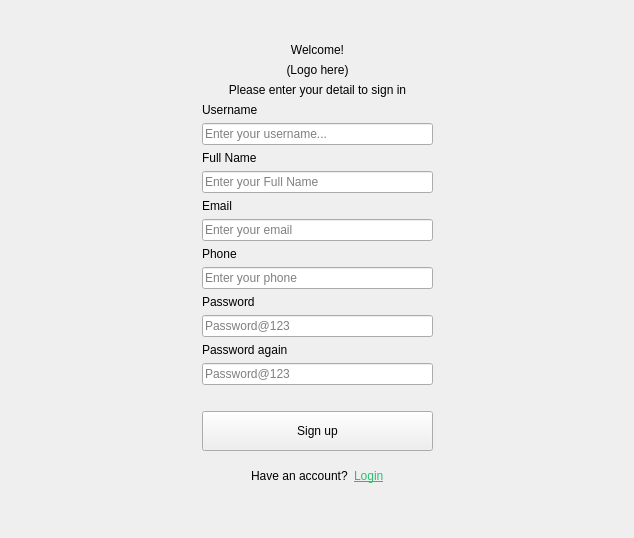
Above: src/components/widgets/login/signupform.ui from DamPhuQuy/Scientific-Article-Management before the change. Below: the same form after it.
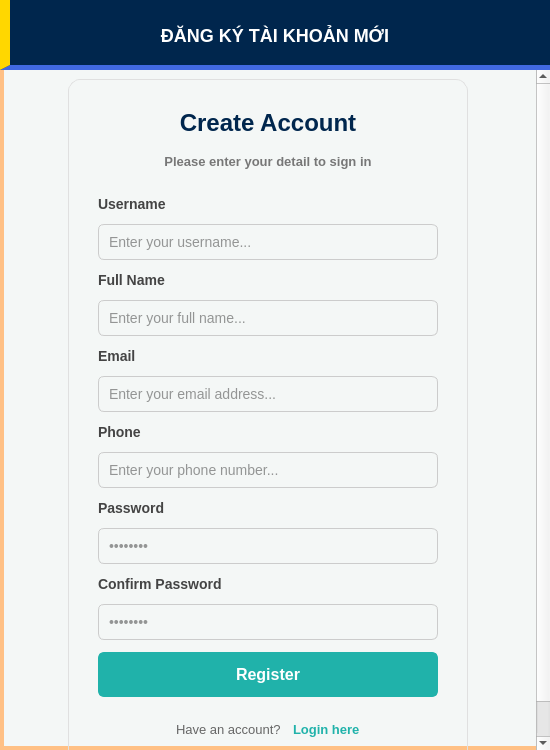
That is the form after the change.

The edit to the form file:
```diff
--- a/src/components/widgets/login/signupform.ui
+++ b/src/components/widgets/login/signupform.ui
@@ -6,83 +6,220 @@
    <rect>
     <x>0</x>
     <y>0</y>
-    <width>634</width>
-    <height>538</height>
+    <width>550</width>
+    <height>750</height>
    </rect>
   </property>
   <property name="windowTitle">
    <string>Form</string>
   </property>
-  <layout class="QGridLayout" name="gridLayout">
+
+  <property name="styleSheet">
+   <string notr="true">
+    /* --- MAIN FORM --- */
+    QWidget#SignUpForm {
+        background-color: #f4f7f6;
+        border: 4px solid #FFC085; /* Viền cam nhận diện */
+    }
+
+    QWidget { font-family: &quot;Segoe UI&quot;, Arial, sans-serif; font-size: 14px; }
+
+    /* --- FORM CONTAINER (HỘP TRẮNG) --- */
+    QWidget#formContainer {
+        background-color: #ffffff;
+        border: 1px solid #e0e0e0;
+        border-radius: 12px;
+    }
+
+    /* --- LABELS --- */
+    QLabel#welcomeLabel {
+        font-size: 24px;
+        font-weight: 900;
+        color: #00264d; /* Xanh đậm */
+        margin-bottom: 5px;
+    }
+    QLabel#subtitleLabel {
+        color: #777;
+        font-size: 13px;
+        margin-bottom: 15px;
+    }
+    
+    /* Nhãn của các trường input */
+    QLabel {
+        font-weight: bold;
+        color: #444;
+    }
+
+    QLabel#signUpPromptLabel {
+        color: #666;
+        font-weight: normal;
+        font-size: 13px;
+    }
+    
+    /* Link Login */
+    QLabel#loginLabel {
+        color: #20B2AA;
+        font-weight: bold;
+        font-size: 13px;
+    }
+    QLabel#loginLabel:hover {
+        color: #17a098;
+        text-decoration: underline;
+    }
+
+    /* --- INPUT FIELDS --- */
+    QLineEdit { 
+      background-color: #f9f9f9; 
+      border: 1px solid #cccccc; 
+      border-radius: 6px; 
+      padding: 8px; 
+      color: #333; 
+      font-size: 14px;
+    }
+    QLineEdit:focus { 
+      background-color: #ffffff; 
+      border: 2px solid #20B2AA; /* Viền xanh ngọc khi focus */
+    }
+   </string>
+  </property>
+
+  <layout class="QVBoxLayout" name="mainLayout">
+   <property name="spacing">
+    <number>0</number>
+   </property>
+   <property name="leftMargin">
+    <number>0</number>
+   </property>
+   <property name="topMargin">
+    <number>0</number>
+   </property>
+   <property name="rightMargin">
+    <number>0</number>
+   </property>
+   <property name="bottomMargin">
+    <number>0</number>
+   </property>
+
+   <item>
+    <widget class="QWidget" name="headerContainer" native="true">
+     <property name="minimumSize">
+      <size>
+       <width>0</width>
+       <height>70</height>
+      </size>
+     </property>
+     <property name="styleSheet">
+      <string notr="true">
+       QWidget#headerContainer {
+           background-color: #00264d;
+           border-bottom: 5px solid #4169E1;
+           border-left: 10px solid #FFD700; /* VẠCH VÀNG LOGO */
+       }
+      </string>
+     </property>
+     <layout class="QHBoxLayout" name="horizontalLayout_Header">
+      <item>
+       <widget class="QLabel" name="lblHeader">
+        <property name="text">
+         <string>ĐĂNG KÝ TÀI KHOẢN MỚI</string>
+        </property>
+        <property name="alignment">
+         <set>Qt::AlignmentFlag::AlignCenter</set>
+        </property>
+        <property name="styleSheet">
+         <string notr="true">
+          color: #ffffff;
+          font-weight: 900;
+          font-size: 18px;
+          background: transparent;
+         </string>
+        </property>
+       </widget>
+      </item>
+     </layout>
+    </widget>
+   </item>
+
+   <item>
+    <widget class="QScrollArea" name="scrollArea">
+     <property name="widgetResizable">
+      <bool>true</bool>
+     </property>
+     <property name="frameShape">
+      <enum>QFrame::Shape::NoFrame</enum>
+     </property>
+     <property name="styleSheet">
+      <string notr="true">background: transparent;</string>
+     </property>
+     
+     <widget class="QWidget" name="scrollContent">
+      <property name="geometry">
+       <rect>
+        <x>0</x>
+        <y>0</y>
+        <width>542</width>
+        <height>750</height>
+       </rect>
+      </property>
+      
+      <layout class="QGridLayout" name="gridLayout_Body">
    <item row="0" column="1">
-    <spacer name="verticalSpacer">
+        <spacer name="verticalSpacer_Top">
      <property name="orientation">
       <enum>Qt::Orientation::Vertical</enum>
      </property>
      <property name="sizeHint" stdset="0">
       <size>
        <width>20</width>
-       <height>66</height>
+           <height>20</height>
       </size>
      </property>
     </spacer>
    </item>
-   <item row="2" column="0">
-    <spacer name="horizontalSpacer">
+
+       <item row="1" column="0">
+        <spacer name="horizontalSpacer_Left">
      <property name="orientation">
       <enum>Qt::Orientation::Horizontal</enum>
      </property>
      <property name="sizeHint" stdset="0">
       <size>
-       <width>172</width>
+           <width>30</width>
        <height>20</height>
       </size>
      </property>
     </spacer>
    </item>
-   <item row="2" column="2">
-    <spacer name="horizontalSpacer_2">
-     <property name="orientation">
-      <enum>Qt::Orientation::Horizontal</enum>
-     </property>
-     <property name="sizeHint" stdset="0">
+
+       <item row="1" column="1">
+        <widget class="QWidget" name="formContainer" native="true">
+         <property name="minimumSize">
       <size>
-       <width>172</width>
-       <height>20</height>
-      </size>
-     </property>
-    </spacer>
-   </item>
-   <item row="4" column="1">
-    <spacer name="verticalSpacer_2">
-     <property name="orientation">
-      <enum>Qt::Orientation::Vertical</enum>
-     </property>
-     <property name="sizeHint" stdset="0">
-      <size>
-       <width>20</width>
-       <height>66</height>
-      </size>
-     </property>
-    </spacer>
-   </item>
-   <item row="2" column="1">
-    <widget class="QWidget" name="widget" native="true">
-     <layout class="QVBoxLayout" name="verticalLayout">
+           <width>400</width>
+           <height>0</height>
+          </size>
+         </property>
+         <layout class="QVBoxLayout" name="verticalLayout_Form">
+          <property name="spacing">
+           <number>12</number>
+          </property>
+          <property name="leftMargin">
+           <number>30</number>
+          </property>
+          <property name="topMargin">
+           <number>30</number>
+          </property>
+          <property name="rightMargin">
+           <number>30</number>
+          </property>
+          <property name="bottomMargin">
+           <number>40</number>
+          </property>
+
       <item>
        <widget class="QLabel" name="welcomeLabel">
         <property name="text">
-         <string>Welcome!</string>
-        </property>
-        <property name="alignment">
-         <set>Qt::AlignmentFlag::AlignCenter</set>
-        </property>
-       </widget>
-      </item>
-      <item>
-       <widget class="QLabel" name="logoLabel">
-        <property name="text">
-         <string>(Logo here)</string>
+             <string>Create Account</string>
         </property>
         <property name="alignment">
          <set>Qt::AlignmentFlag::AlignCenter</set>
@@ -99,19 +236,7 @@
         </property>
        </widget>
       </item>
-      <item>
-       <spacer name="verticalSpacer_3">
-        <property name="orientation">
-         <enum>Qt::Orientation::Vertical</enum>
-        </property>
-        <property name="sizeHint" stdset="0">
-         <size>
-          <width>20</width>
-          <height>18</height>
-         </size>
-        </property>
-       </spacer>
-      </item>
+
       <item>
        <widget class="QLabel" name="usernameLabel">
         <property name="text">
@@ -126,6 +251,7 @@
         </property>
        </widget>
       </item>
+
       <item>
        <widget class="QLabel" name="fullnameLabel">
         <property name="text">
@@ -136,10 +262,11 @@
       <item>
        <widget class="QLineEdit" name="fullnameEdit">
         <property name="placeholderText">
-         <string>Enter your Full Name</string>
+             <string>Enter your full name...</string>
         </property>
        </widget>
       </item>
+
       <item>
        <widget class="QLabel" name="emailLabel">
         <property name="text">
@@ -150,10 +277,11 @@
       <item>
        <widget class="QLineEdit" name="emailEdit">
         <property name="placeholderText">
-         <string>Enter your email</string>
+             <string>Enter your email address...</string>
         </property>
        </widget>
       </item>
+
       <item>
        <widget class="QLabel" name="phoneLabel">
         <property name="text">
@@ -164,10 +292,11 @@
       <item>
        <widget class="QLineEdit" name="phoneEdit">
         <property name="placeholderText">
-         <string>Enter your phone</string>
+             <string>Enter your phone number...</string>
         </property>
        </widget>
       </item>
+
       <item>
        <widget class="QLabel" name="passwordLabel">
         <property name="text">
@@ -181,14 +310,15 @@
          <enum>QLineEdit::EchoMode::Password</enum>
         </property>
         <property name="placeholderText">
-         <string>Password@123</string>
+             <string>••••••••</string>
         </property>
        </widget>
       </item>
+
       <item>
        <widget class="QLabel" name="confirmPassLabel">
         <property name="text">
-         <string>Password again</string>
+             <string>Confirm Password</string>
         </property>
        </widget>
       </item>
@@ -198,43 +328,63 @@
          <enum>QLineEdit::EchoMode::Password</enum>
         </property>
         <property name="placeholderText">
-         <string>Password@123</string>
+             <string>••••••••</string>
         </property>
        </widget>
       </item>
+
       <item>
-       <spacer name="horizontalSpacer_3">
+           <spacer name="verticalSpacer_Button">
         <property name="orientation">
-         <enum>Qt::Orientation::Horizontal</enum>
+             <enum>Qt::Orientation::Vertical</enum>
         </property>
         <property name="sizeHint" stdset="0">
          <size>
-          <width>40</width>
-          <height>20</height>
+              <width>20</width>
+              <height>10</height>
          </size>
         </property>
        </spacer>
       </item>
+
       <item>
        <widget class="QPushButton" name="signUpButton">
         <property name="minimumSize">
          <size>
           <width>0</width>
-          <height>40</height>
-         </size>
-        </property>
+              <height>45</height>
+             </size>
+            </property>
+            <property name="cursor">
+             <cursorShape>PointingHandCursor</cursorShape>
+            </property>
         <property name="text">
-         <string>Sign up</string>
+             <string>Register</string>
+            </property>
+            <property name="styleSheet">
+             <string notr="true">
+              QPushButton {
+               background-color: #20B2AA; 
+               border: 2px solid #20B2AA; 
+               border-radius: 6px; 
+               color: white; 
+               font-weight: bold;
+               font-size: 16px;
+              }
+              QPushButton:hover { background-color: #17a098; border-color: #17a098; }
+              QPushButton:pressed { background-color: #0e6b65; border-color: #0e6b65; }
+             </string>
         </property>
        </widget>
       </item>
+
       <item>
-       <widget class="QWidget" name="widget_2" native="true">
-        <layout class="QHBoxLayout" name="horizontalLayout">
+           <layout class="QHBoxLayout" name="loginLinkLayout">
+            <property name="topMargin">
+             <number>10</number>
+            </property>
          <item>
-          <layout class="QHBoxLayout" name="signUpLayout">
-           <item>
-            <spacer name="horizontalSpacer_4">
+             <spacer name="hs4">
              <property name="orientation">
               <enum>Qt::Orientation::Horizontal</enum>
              </property>
@@ -256,15 +406,12 @@
            <item>
             <widget class="QLabel" name="loginLabel">
              <property name="text">
-              <string>&lt;html&gt;&lt;head/&gt;&lt;body&gt;&lt;p&gt;&lt;a href=&quot;#&quot;&gt;&lt;span style=&quot; text-decoration: underline; color:#27bf73;&quot;&gt;Login&lt;/span&gt;&lt;/a&gt;&lt;/p&gt;&lt;/body&gt;&lt;/html&gt;</string>
-             </property>
-             <property name="textFormat">
-              <enum>Qt::TextFormat::RichText</enum>
+               <string>Login here</string>
              </property>
             </widget>
            </item>
            <item>
-            <spacer name="horizontalSpacer_5">
+             <spacer name="hs5">
              <property name="orientation">
               <enum>Qt::Orientation::Horizontal</enum>
              </property>
@@ -278,10 +425,40 @@
            </item>
           </layout>
          </item>
+
         </layout>
        </widget>
       </item>
-     </layout>
+
+       <item row="1" column="2">
+        <spacer name="horizontalSpacer_Right">
+         <property name="orientation">
+          <enum>Qt::Orientation::Horizontal</enum>
+         </property>
+         <property name="sizeHint" stdset="0">
+          <size>
+           <width>30</width>
+           <height>20</height>
+          </size>
+         </property>
+        </spacer>
+       </item>
+
+       <item row="2" column="1">
+        <spacer name="verticalSpacer_Bottom">
+         <property name="orientation">
+          <enum>Qt::Orientation::Vertical</enum>
+         </property>
+         <property name="sizeHint" stdset="0">
+          <size>
+           <width>20</width>
+           <height>20</height>
+          </size>
+         </property>
+        </spacer>
+       </item>
+      </layout>
+     </widget>
     </widget>
    </item>
   </layout>
```
Left out of the diff: 5 changed lines with no effect on the pictures. Lines whose indentation alone changed are shown as unchanged.
